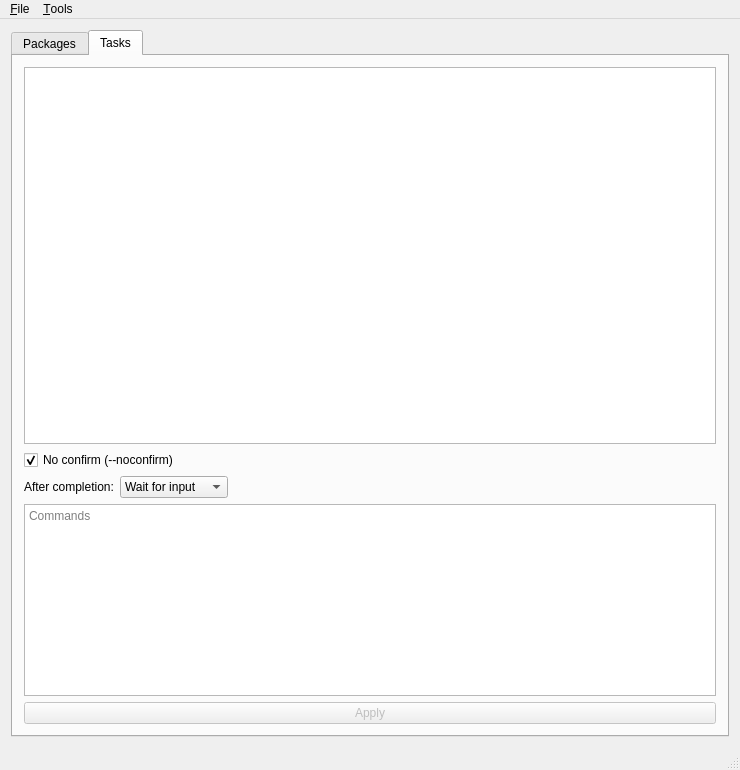
This is src/mainwindow.ui in Shatur/orson as Qt 5 draws it before an edit. The edited form follows.
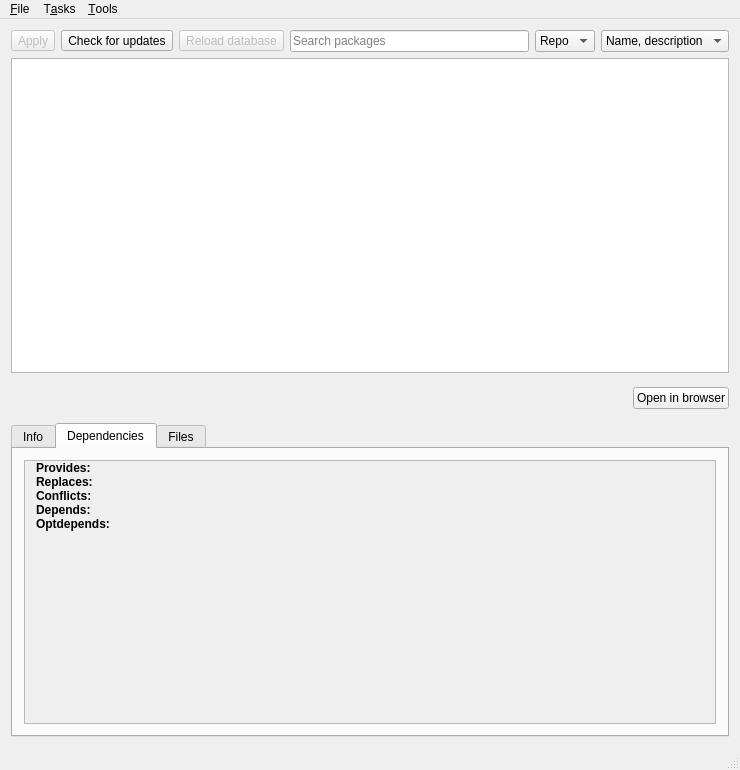
This is the edited form. The open tabs and pages were chosen to show the change. Icons and pictures are not drawn. Custom widgets are drawn as their Qt base class.

What changed in the file:
```diff
--- a/src/mainwindow.ui
+++ b/src/mainwindow.ui
@@ -20,17 +20,23 @@
   <widget class="QWidget" name="centralWidget">
    <layout class="QVBoxLayout" name="verticalLayout">
     <item>
-     <widget class="QTabWidget" name="tabWidget">
-      <property name="currentIndex">
-       <number>0</number>
-      </property>
-      <widget class="QWidget" name="packagesWidget">
-       <attribute name="title">
-        <string>Packages</string>
-       </attribute>
-       <layout class="QVBoxLayout" name="verticalLayout_3">
-        <item>
          <layout class="QHBoxLayout" name="searchPackagesLayout">
+      <item>
+       <widget class="QToolButton" name="applyButton">
+        <property name="enabled">
+         <bool>false</bool>
+        </property>
+        <property name="toolTip">
+         <string>Execute tasks</string>
+        </property>
+        <property name="text">
+         <string>Apply</string>
+        </property>
+        <property name="icon">
+         <iconset theme="dialog-apply"/>
+        </property>
+       </widget>
+      </item>
           <item>
            <widget class="QToolButton" name="updateButton">
             <property name="toolTip">
@@ -715,8 +721,8 @@
                 <rect>
                  <x>0</x>
                  <y>0</y>
-                 <width>684</width>
-                 <height>311</height>
+             <width>704</width>
+             <height>358</height>
                 </rect>
                </property>
                <layout class="QFormLayout" name="depsContentLayout">
@@ -855,108 +861,6 @@
         </item>
        </layout>
       </widget>
-      <widget class="QWidget" name="tasksWidget">
-       <attribute name="title">
-        <string>Tasks</string>
-       </attribute>
-       <layout class="QVBoxLayout" name="verticalLayout_5">
-        <item>
-         <widget class="TasksView" name="tasksView">
-          <property name="headerHidden">
-           <bool>true</bool>
-          </property>
-         </widget>
-        </item>
-        <item>
-         <widget class="QCheckBox" name="noConfirmCheckBox">
-          <property name="text">
-           <string>No confirm (--noconfirm)</string>
-          </property>
-          <property name="checked">
-           <bool>true</bool>
-          </property>
-         </widget>
-        </item>
-        <item>
-         <layout class="QHBoxLayout" name="afterCompletionLayout">
-          <item>
-           <widget class="QLabel" name="afterCompletionLabel">
-            <property name="text">
-             <string>After completion:</string>
-            </property>
-           </widget>
-          </item>
-          <item>
-           <widget class="QComboBox" name="afterCompletionComboBox">
-            <property name="currentIndex">
-             <number>1</number>
-            </property>
-            <item>
-             <property name="text">
-              <string>Close terminal</string>
-             </property>
-            </item>
-            <item>
-             <property name="text">
-              <string>Wait for input</string>
-             </property>
-            </item>
-            <item>
-             <property name="text">
-              <string>Shutdown</string>
-             </property>
-            </item>
-            <item>
-             <property name="text">
-              <string>Reboot</string>
-             </property>
-            </item>
-           </widget>
-          </item>
-          <item>
-           <spacer name="afterCompletionSpacer">
-            <property name="orientation">
-             <enum>Qt::Horizontal</enum>
-            </property>
-            <property name="sizeHint" stdset="0">
-             <size>
-              <width>40</width>
-              <height>20</height>
-             </size>
-            </property>
-           </spacer>
-          </item>
-         </layout>
-        </item>
-        <item>
-         <widget class="QPlainTextEdit" name="commandsEdit">
-          <property name="sizePolicy">
-           <sizepolicy hsizetype="Expanding" vsizetype="Preferred">
-            <horstretch>0</horstretch>
-            <verstretch>0</verstretch>
-           </sizepolicy>
-          </property>
-          <property name="placeholderText">
-           <string>Commands</string>
-          </property>
-         </widget>
-        </item>
-        <item>
-         <widget class="QPushButton" name="applyButton">
-          <property name="enabled">
-           <bool>false</bool>
-          </property>
-          <property name="text">
-           <string>Apply</string>
-          </property>
-         </widget>
-        </item>
-       </layout>
-      </widget>
-     </widget>
-    </item>
-   </layout>
-  </widget>
   <widget class="QStatusBar" name="statusBar"/>
   <widget class="QMenuBar" name="menuBar">
    <property name="geometry">
@@ -990,7 +894,24 @@
     </widget>
     <addaction name="openHistoryMenu"/>
    </widget>
+   <widget class="QMenu" name="tasksMenu">
+    <property name="title">
+     <string>T&amp;asks</string>
+    </property>
+    <widget class="QMenu" name="afterCompletionMenu">
+     <property name="title">
+      <string>&amp;After completion:</string>
+     </property>
+     <addaction name="closeTerminalAction"/>
+     <addaction name="waitForInputAction"/>
+     <addaction name="shutdownAction"/>
+     <addaction name="rebootAction"/>
+    </widget>
+    <addaction name="noConfirmAction"/>
+    <addaction name="afterCompletionMenu"/>
+   </widget>
    <addaction name="fileMenu"/>
+   <addaction name="tasksMenu"/>
    <addaction name="toolsMenu"/>
   </widget>
   <action name="installLocalAction">
@@ -1040,11 +961,6 @@
    <extends>QTreeView</extends>
    <header>src/packages-view/packagesview.h</header>
   </customwidget>
-  <customwidget>
-   <class>TasksView</class>
-   <extends>QTreeView</extends>
-   <header>src/tasks-view/tasksview.h</header>
-  </customwidget>
  </customwidgets>
  <tabstops>
   <tabstop>searchPackagesEdit</tabstop>
```
Left out of the diff: 73 changed lines with no effect on the pictures. Lines whose indentation alone changed are shown as unchanged.
